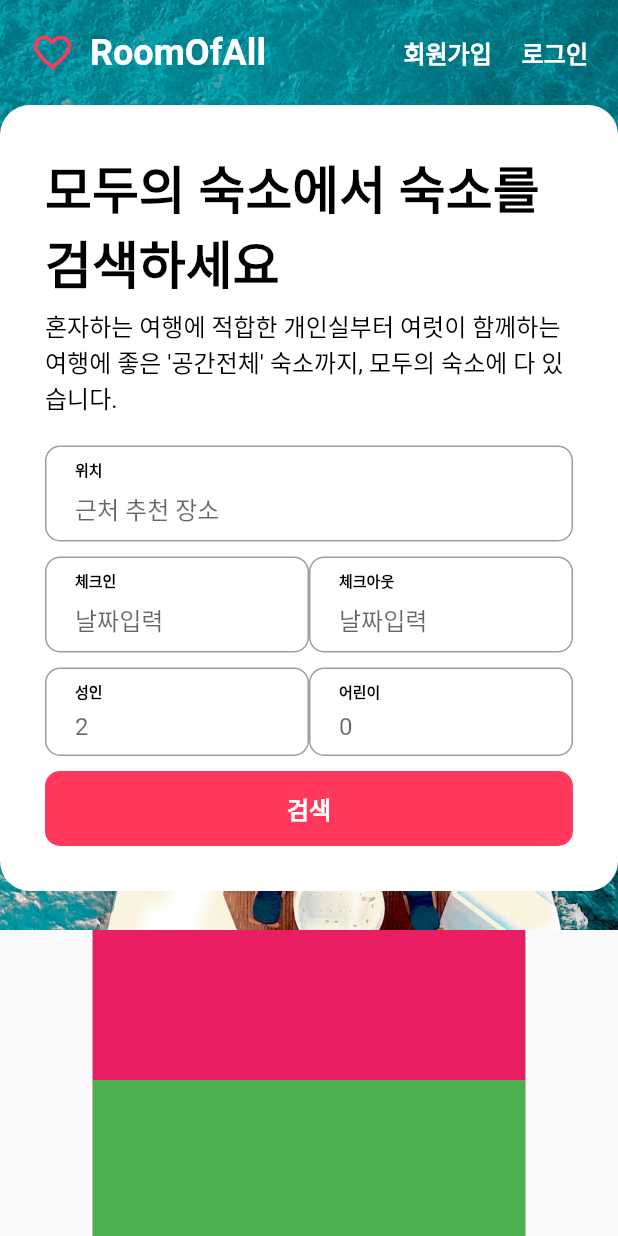
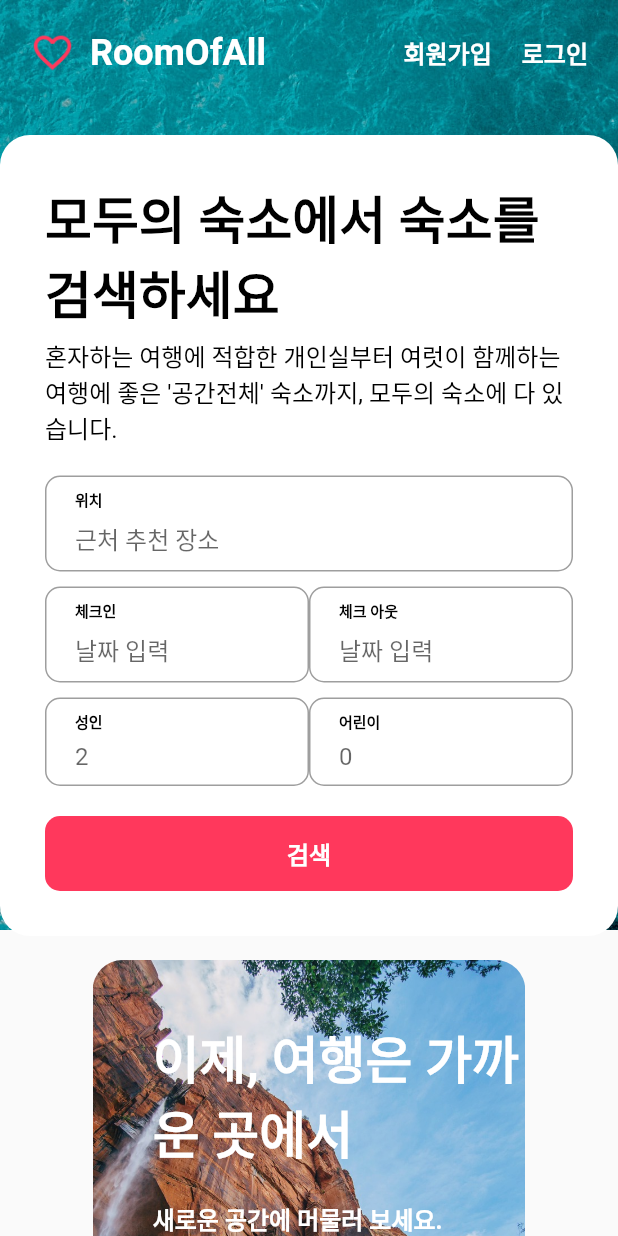
Before and after one commit to mysjw1028/flutter-airbnb, a Flutter app: the screen it shows after launch, on a phone screen of 412 x 824 dp. Run offline on Flutter 3.47's test engine with Material 2 defaults, Android fonts, the phone set to English and light mode, and no system bars.

Commit message:
크롬 테스트 완료

```diff
--- a/lib/components/common/common_form_field.dart
+++ b/lib/components/common/common_form_field.dart
@@ -2,11 +2,11 @@ import 'package:flutter/material.dart';
 import 'package:flutter_airbnb/styles.dart';
 
 //하얀박스안 필드
-class CommonFormFirld extends StatelessWidget {
+class CommonFormField extends StatelessWidget {
   final prfixText;
   final hintText;
 
-  const CommonFormFirld(
+  const CommonFormField(
       {required this.prfixText, required this.hintText, Key? key})
       : super(key: key);
 
--- a/lib/components/home/home_body.dart
+++ b/lib/components/home/home_body.dart
@@ -15,7 +15,7 @@ class HomeBody extends StatelessWidget {
         width: getBodywidth(context),
         child: Column(
           children: [
-            HomebodyBanner(),
+            HomeBodyBanner(),
             HomeBodyPopular(),
           ],
         ),
--- a/lib/components/home/home_body_banner.dart
+++ b/lib/components/home/home_body_banner.dart
@@ -1,30 +1,76 @@
 import 'package:flutter/material.dart';
+import 'package:flutter_airbnb/size.dart';
+import 'package:flutter_airbnb/styles.dart';
 
-class HomebodyBanner extends StatelessWidget {
-  const HomebodyBanner({Key? key}) : super(key: key);
+import '../common/basic_button.dart';
+
+class HomeBodyBanner extends StatelessWidget {
+  const HomeBodyBanner({Key? key}) : super(key: key);
 
   @override
   Widget build(BuildContext context) {
-    return Stack(
-      //나중에 패딩주기
-      children: [
-        _buildBannerImage(),
-        _buildBannerCaption(),
-      ],
+    return Padding(
+      padding: const EdgeInsets.only(top: gap_m),
+      child: Stack(
+        // 나중에 패딩 주기
+        children: [
+          _bulidBannerImage(),
+          _bulidBannerCaption(),
+        ],
+      ),
     );
   }
 
-  Widget _buildBannerImage() {
-    return Container(
-      height: 100,
-      color: Colors.cyan,
+  Widget _bulidBannerImage() {
+    return ClipRRect(
+      borderRadius: BorderRadius.circular(20),
+      child: Image.asset(
+        "assets/banner.jpg",
+        fit: BoxFit.cover,
+        width: double.infinity,
+        height: 320,
+      ),
     );
   }
 
-  Widget _buildBannerCaption() {
-    return Container(
-      height: 100,
-      color: Colors.pink,
+  Widget _bulidBannerCaption() {
+    return Positioned(
+      top: 40,
+      left: 40,
+      child: Column(
+        crossAxisAlignment: CrossAxisAlignment.start,
+        children: [
+          Container(
+            constraints: BoxConstraints(
+              maxWidth: 275,
+            ),
+            child: Text(
+              "이제, 여행은 가까운 곳에서",
+              style: h4(mColor: Colors.white),
+            ),
+          ),
+          SizedBox(height: gap_m),
+          Container(
+            constraints: BoxConstraints(
+              maxWidth: 260,
+            ),
+            child: Text("새로운 공간에 머물러 보세요. ",
+                style: subtitle1(mColor: Colors.white)),
+          ),
+          Container(
+            constraints: BoxConstraints(
+              maxWidth: 280,
+            ),
+            child: Text("살아보기, 출장, 여행등 다양한 목적에 맞는 숙소를 찾아보세요",
+                style: subtitle1(mColor: Colors.white)),
+          ),
+          SizedBox(height: gap_m),
+          SizedBox(
+            width: 170,
+            child: BasicButton(text: "가까운 여행지 둘러보기"),
+          ),
+        ],
+      ),
     );
   }
 }
--- a/lib/components/home/home_body_popular.dart
+++ b/lib/components/home/home_body_popular.dart
@@ -1,5 +1,6 @@
 import 'package:flutter/material.dart';
 import 'package:flutter_airbnb/components/home/home_body_popular_item.dart';
+import 'package:flutter_airbnb/styles.dart';
 
 class HomeBodyPopular extends StatelessWidget {
   const HomeBodyPopular({Key? key}) : super(key: key);
@@ -16,15 +17,24 @@ class HomeBodyPopular extends StatelessWidget {
   }
 
   Widget _buildPopulartTitle() {
-    return SizedBox();
+    return Column(
+      children: [
+        Text(
+          "한국 숙소에 직접 다녀간 게스트의 후기",
+          style: h5(),
+        ),
+        Text(
+          "게스트 후기 2,500,000개 이상, 평균 평점 4.7점(5점 만점)",
+          style: body1(),
+        ),
+      ],
+    );
   }
 
   Widget _buildPopularList() {
     //나중에 row로 변경해보기
     //나중에 빼기
-    return Container(
-      color: Colors.red,
-      child: Wrap(
+    return Wrap(
       children: [
         HomeBodyPopularItem(id: 0),
         SizedBox(width: 7.5),
@@ -32,7 +42,6 @@ class HomeBodyPopular extends StatelessWidget {
         SizedBox(width: 7.5),
         HomeBodyPopularItem(id: 2),
       ],
-      ),
     );
   }
 }
--- a/lib/components/home/home_header_form.dart
+++ b/lib/components/home/home_header_form.dart
@@ -5,12 +5,16 @@ import 'package:flutter_airbnb/size.dart';
 import 'package:flutter_airbnb/styles.dart';
 
 class HomeHeaderForm extends StatelessWidget {
-  const HomeHeaderForm({Key? key}) : super(key: key);
-
   @override
   Widget build(BuildContext context) {
-    return Align(
-      alignment: Alignment(-0.6, 0),
+    double screenWidth = MediaQuery.of(context).size.width; // 추가
+    return Padding(
+      padding: const EdgeInsets.only(top: gap_m), // 1. AppBar와 거리주기
+      // 2. 정렬 위젯
+      child: Align(
+        // 3. -1.0 부터 1.0 까지 가로 범위에서 0.1의 값은 5%이다.
+        alignment:
+            screenWidth < 520 ? Alignment(0, 0) : Alignment(-0.6, 0), // 변경
         child: Container(
           width: 420,
           decoration: BoxDecoration(
@@ -19,13 +23,14 @@ class HomeHeaderForm extends StatelessWidget {
           ),
           child: Form(
             child: Padding(
-            padding: const EdgeInsets.all(gap_l),
+              padding: const EdgeInsets.all(gap_l), // 4. Form 내부 여백
               child: Column(
                 children: [
-                _buildFormTitle(),
-                _buildFormFiled(),
-                _buildFormSubmit(),
+                  _buildFormTitle(), // 5. Form 위젯 제목 영역
+                  _buildFormField(), // 6. Form 위젯 Text 입력 양식 영역
+                  _buildFormSubmit(), // 7. Form 위젯 전송 버튼 영역
                 ],
+              ),
             ),
           ),
         ),
@@ -50,27 +55,44 @@ class HomeHeaderForm extends StatelessWidget {
     );
   }
 
-  Widget _buildFormFiled() {
+  Widget _buildFormField() {
     return Column(
       children: [
-        CommonFormFirld(prfixText: "위치", hintText: "근처 추천 장소"),
+        CommonFormField(
+          prfixText: "위치",
+          hintText: "근처 추천 장소",
+        ),
         SizedBox(height: gap_s),
         Row(
           children: [
             Expanded(
-                child: CommonFormFirld(prfixText: "체크인", hintText: "날짜입력")),
+                child: CommonFormField(
+              prfixText: "체크인",
+              hintText: "날짜 입력",
+            )),
             Expanded(
-                child: CommonFormFirld(prfixText: "체크아웃", hintText: "날짜입력")),
+                child: CommonFormField(
+              prfixText: "체크 아웃",
+              hintText: "날짜 입력",
+            )),
           ],
         ),
         SizedBox(height: gap_s),
         Row(
           children: [
-            Expanded(child: CommonFormFirld(prfixText: "성인", hintText: "2")),
-            Expanded(child: CommonFormFirld(prfixText: "어린이", hintText: "0")),
+            Expanded(
+                child: CommonFormField(
+              prfixText: "성인",
+              hintText: "2",
+            )),
+            Expanded(
+                child: CommonFormField(
+              prfixText: "어린이",
+              hintText: "0",
+            )),
           ],
         ),
-        SizedBox(height: gap_s), //common폼 필드에 넣으면 다른곳에서 사용하지 못한다.
+        SizedBox(height: gap_m),
       ],
     );
   }
--- a/lib/styles.dart
+++ b/lib/styles.dart
@@ -13,7 +13,7 @@ TextStyle subtitle1({Color mColor = Colors.black}) {
   return TextStyle(fontSize: 16, fontWeight: FontWeight.bold, color: mColor);
 }
 
-TextStyle suvtitle2({Color mColor = Colors.black}) {
+TextStyle subtitle2({Color mColor = Colors.black}) {
   return TextStyle(fontSize: 14, fontWeight: FontWeight.bold, color: mColor);
 }
 
```
Also changed, not shown: lib/components/common/basic_button.dart (added, +28 -0 lines), lib/components/home/home_body_popular_item.dart (+53 -7 lines). Lines whose indentation alone changed are shown as unchanged.
